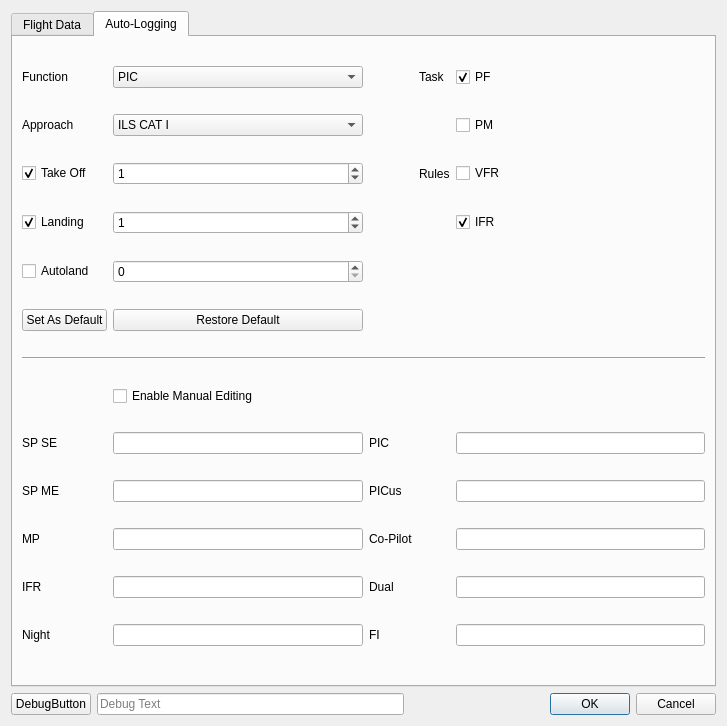
Old version of the form src/gui/dialogues/newflight.ui in the repository fiffty-50/openPilotLog.
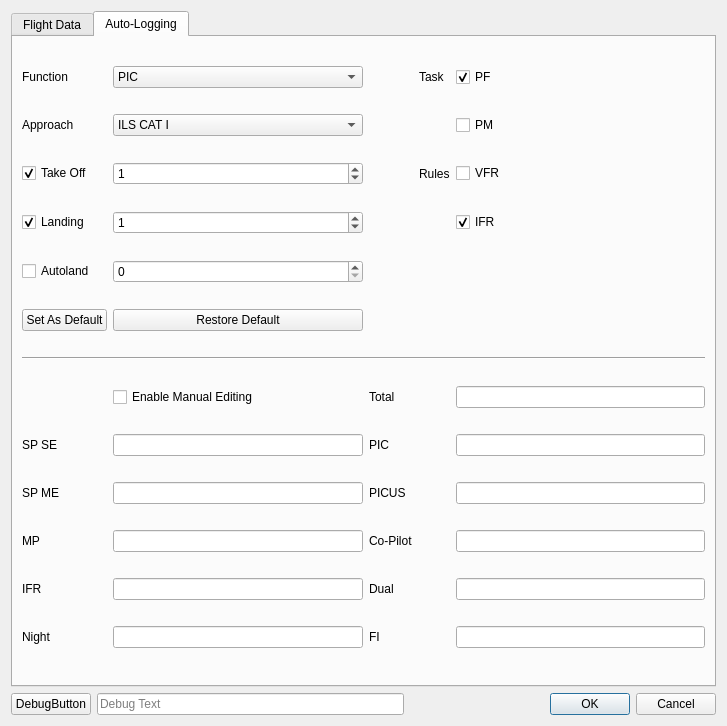
New version of the form.

Patch:
```diff
--- a/src/gui/dialogues/newflight.ui
+++ b/src/gui/dialogues/newflight.ui
@@ -1196,7 +1196,7 @@
        <item row="9" column="2">
         <widget class="QLabel" name="picTimeLabel_2">
          <property name="text">
-          <string>PICus</string>
+          <string>PICUS</string>
          </property>
         </widget>
        </item>
@@ -1333,6 +1333,16 @@
          </property>
         </widget>
        </item>
+       <item row="7" column="2">
+        <widget class="QLabel" name="tblkLabel_2">
+         <property name="text">
+          <string>Total</string>
+         </property>
+        </widget>
+       </item>
+       <item row="7" column="4">
+        <widget class="QLineEdit" name="tblkTimeLineEdit"/>
+       </item>
       </layout>
      </widget>
     </widget>
```
Left out of the diff: 11 changed lines with no effect on the pictures.
